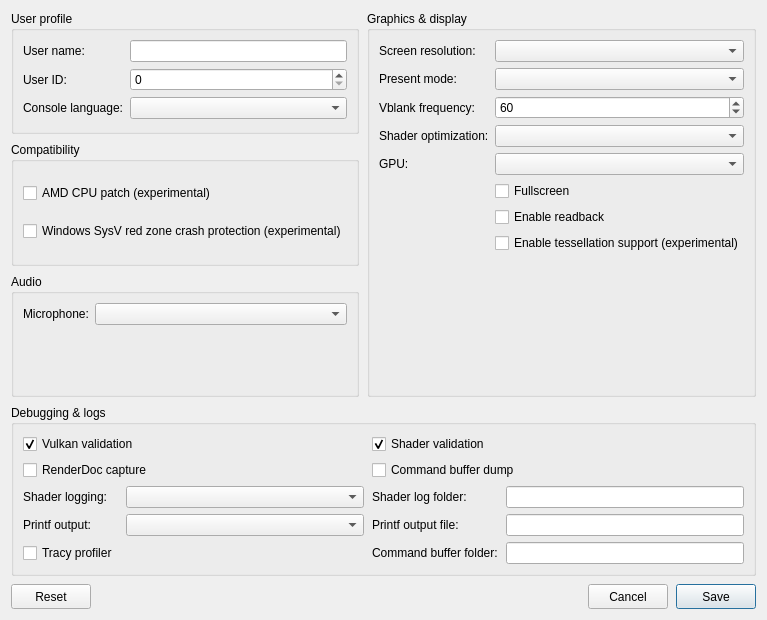
Old version of the form src/launcher/forms/configuration_edit_dialog.ui in the repository ali-commits/KytyPS5-AGS.
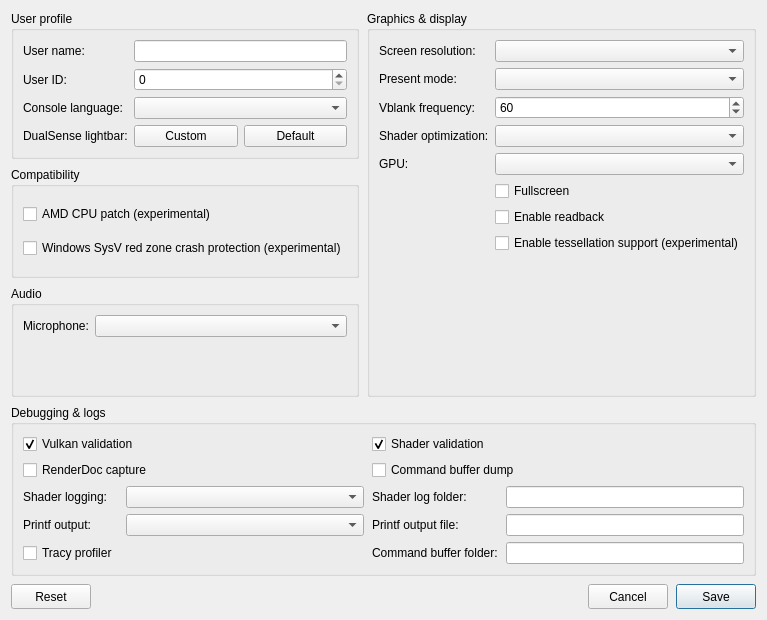
New version of the form. Custom widgets are drawn as their Qt base class.

Commit message:
launcher: configure and preview DualSense lightbar color (#912)
launcher: configure and preview controller lightbar color

Add an optional lightbar color to launcher settings and pass it to the emulator with --controller-color. Preview changes on RGB gamepads, handle controller hotplug events, and restore the saved color when settings dialogs close. Release launcher preview handles when starting a game.

Patch:
```diff
--- a/src/launcher/forms/configuration_edit_dialog.ui
+++ b/src/launcher/forms/configuration_edit_dialog.ui
@@ -72,6 +72,27 @@
           <property name="toolTip"><string>Language</string></property>
          </widget>
         </item>
+        <item row="3" column="0">
+         <widget class="QLabel" name="label_controller_color">
+          <property name="text"><string>DualSense lightbar:</string></property>
+         </widget>
+        </item>
+        <item row="3" column="1">
+         <layout class="QHBoxLayout" name="controllerColorLayout">
+          <item>
+           <widget class="QPushButton" name="button_controller_color">
+            <property name="toolTip"><string>Choose and preview a fixed LED color. Bluetooth DualSense may take several seconds to update.</string></property>
+            <property name="text"><string>Custom</string></property>
+           </widget>
+          </item>
+          <item>
+           <widget class="QPushButton" name="button_controller_color_reset">
+            <property name="toolTip"><string>Let the game control the lightbar</string></property>
+            <property name="text"><string>Default</string></property>
+           </widget>
+          </item>
+         </layout>
+        </item>
        </layout>
       </widget>
      </item>
```
The commit also changes 12 other files.
